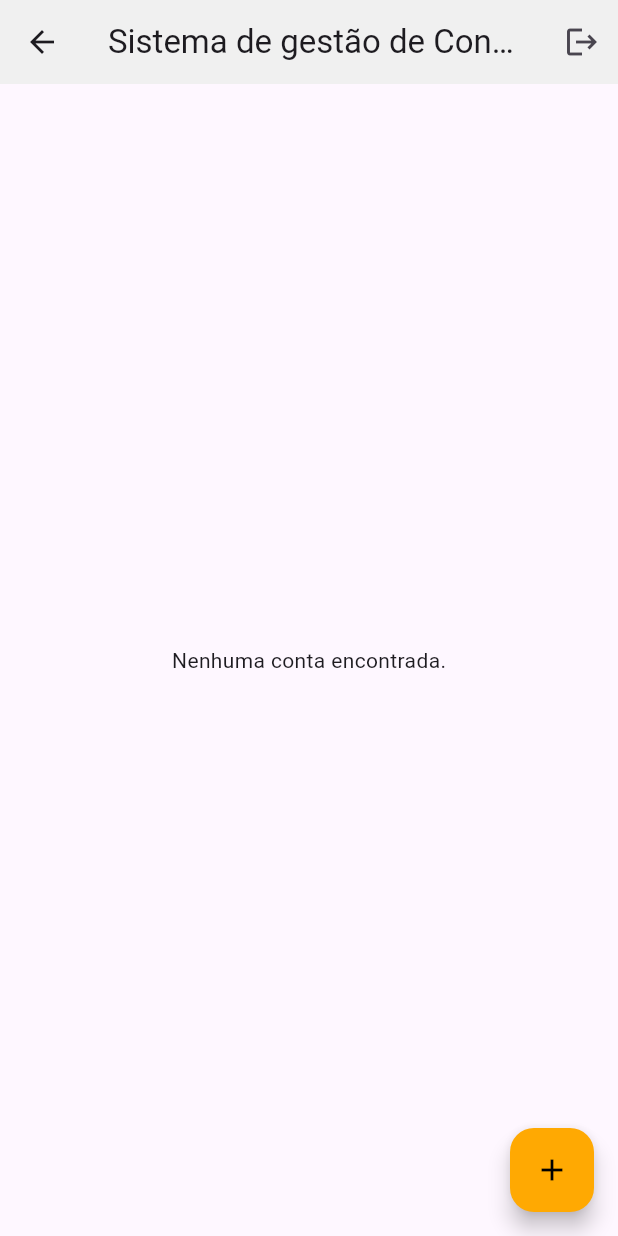
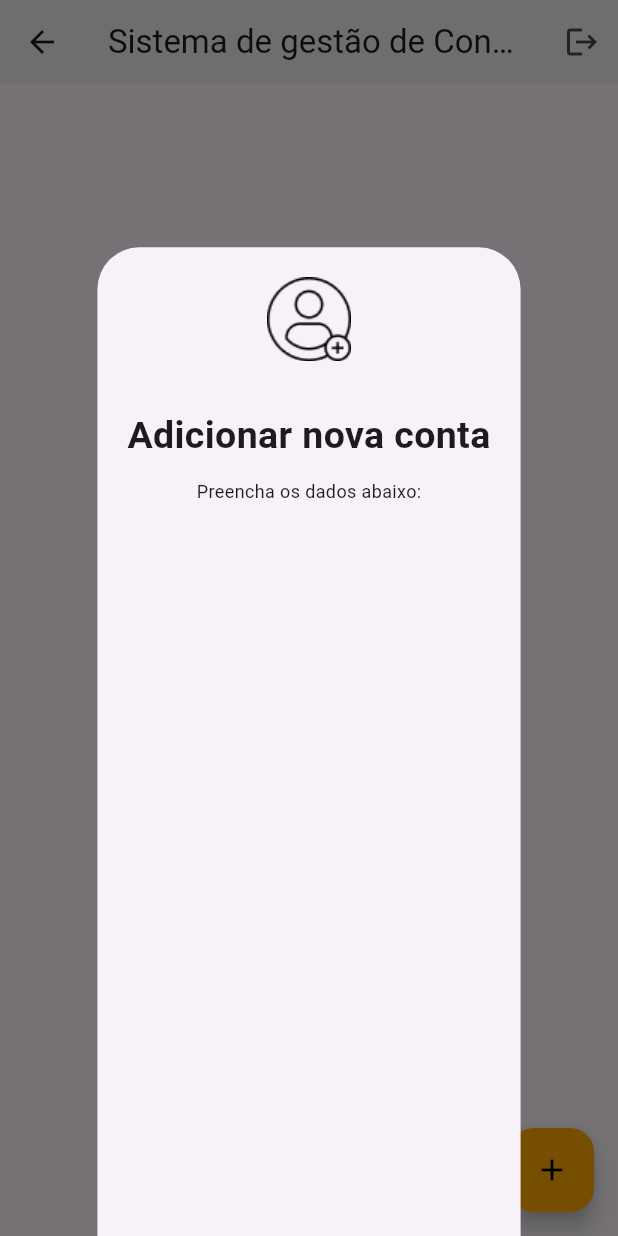
Before and after one commit to felipelwvargas-spec/flutter_banco_douro, a Flutter app: the HomeScreen screen opened by its route, after a tap on the "add" icon, on a phone screen of 412 x 824 dp. Run offline on Flutter 3.47's test engine with Material 3 defaults, Android fonts, the phone set to English and light mode, and no system bars; network calls fail.

Commit message:
adicionando Modal de cadastro.

```diff
--- a/lib/ui/home_screen.dart
+++ b/lib/ui/home_screen.dart
@@ -3,6 +3,7 @@ import 'package:flutter_banco_douro/models/account.dart';
 import 'package:flutter_banco_douro/services/account_services.dart';
 import 'package:flutter_banco_douro/ui/styles/colors.dart';
 import 'package:flutter_banco_douro/ui/widgets/account_widget.dart';
+import 'package:flutter_banco_douro/ui/widgets/add_account_modal.dart';
 
 /// Tela principal que lista todas as contas do usuário.
 ///
@@ -52,7 +53,13 @@ class _HomeScreenState extends State<HomeScreen> {
       floatingActionButton: FloatingActionButton(
         onPressed: () {
           // Ação ao pressionar o botão de adicionar conta
-
+          showModalBottomSheet(
+            context: context,
+            isScrollControlled: true,
+            builder:(context) {
+              return const AddAccountModal();
+            },
+          );
         },
         backgroundColor: AppColor.orange,
         child: const Icon(Icons.add, color: Colors.black,),
--- /dev/null
+++ b/lib/ui/widgets/add_account_modal.dart
@@ -0,0 +1,38 @@
+import 'package:flutter/material.dart';
+
+class AddAccountModal extends StatelessWidget {
+  const AddAccountModal({super.key});
+
+  @override
+  Widget build(BuildContext context) {
+    return Stack(
+      children: [
+        Container(
+          height: MediaQuery.of(context).size.height * 0.80,
+          padding: const EdgeInsets.all(20),
+          child: Column(children: [
+            Image.asset("assets/images/icon_add_account.png"),
+            const SizedBox(height: 32),
+            // Título da aplicação
+            const Text(
+              "Adicionar nova conta",
+              textAlign: TextAlign.center,
+              style: TextStyle(
+                fontSize: 25,
+                fontWeight: FontWeight.bold,
+              ),
+            ),
+            const SizedBox(height: 10),
+            const Text(
+              "Preencha os dados abaixo:",
+              textAlign: TextAlign.start,
+              style: TextStyle(
+                fontSize: 12,
+              ),
+            ),
+          ]),
+        ),
+      ],
+    );
+  }
+}
```
